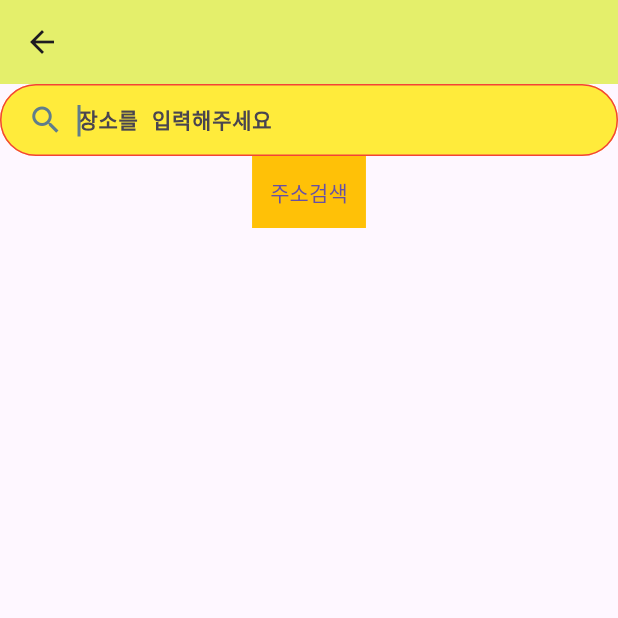
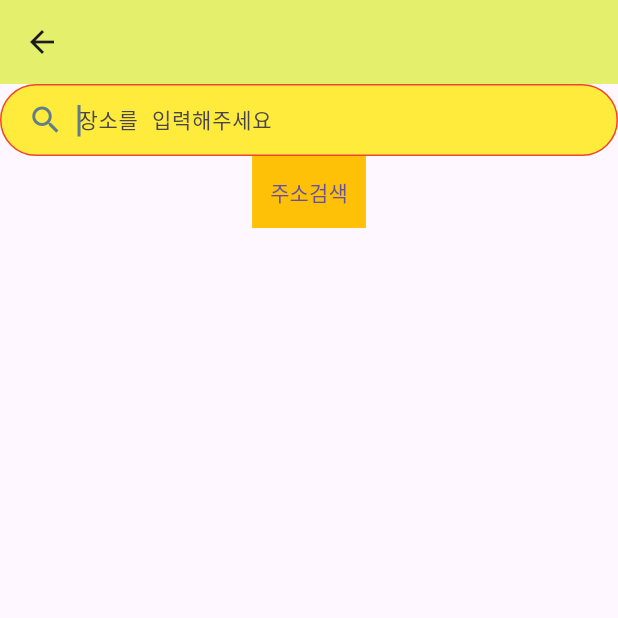
Before and after one commit to minijini/buycott, a Flutter app: the screen it shows after launch, item 2 of the bottom bar chosen, after a tap on "가게등록", on a phone screen of 412 x 824 dp, the top half of it. Run offline on Flutter 3.47's test engine with Material 3 defaults, Android fonts, the phone set to English and light mode, and no system bars; our stand-ins replace banner_carousel, cached_network_image, connectivity_plus, dio, extended_image, firebase_core and 8 more; missing offline and left inert: device_screen_size, flutter_naver_login, flutter_udid, kakao_flutter_sdk, kakao_flutter_sdk_user; accounts and stored records are empty; network calls fail.

Commit message:
design : myProfile 디자인

```diff
--- a/lib/constants/basic_text.dart
+++ b/lib/constants/basic_text.dart
@@ -9,5 +9,6 @@ String? pushtoken;
 String? apptype;
 String? packageName;
 String? deviceId;
+
 bool appUpdateYn = false;
 UserModel? userModel;
--- a/lib/screen/home/home_screen.dart
+++ b/lib/screen/home/home_screen.dart
@@ -6,6 +6,7 @@ import 'package:buycott/widgets/list/main_shop_list_tile.dart';
 import 'package:flutter/material.dart';
 
 import '../../utils/log_util.dart';
+import '../../widgets/style/container.dart';
 import '../../widgets/style/divider.dart';
 
 class HomeScreen extends StatefulWidget {
@@ -31,9 +32,9 @@ class _HomeScreenState extends State<HomeScreen> {
       child: ListView(
         children: [
           _placeSearchBar(),
-          _heightSizeBox(sized_30),
+          heightSizeBox(sized_30),
           _banner(),
-          _heightSizeBox(sized_30),
+          heightSizeBox(sized_30),
           Row(
             crossAxisAlignment: CrossAxisAlignment.center,
             children: [
@@ -41,7 +42,7 @@ class _HomeScreenState extends State<HomeScreen> {
               Icon(Icons.chevron_right)
             ],
           ),
-          _heightSizeBox(sized_10),
+          heightSizeBox(sized_10),
           _todayBuyCott()
 
 
@@ -76,14 +77,15 @@ class _HomeScreenState extends State<HomeScreen> {
         );
   }
 
-  SizedBox _heightSizeBox(double size) => SizedBox(height: size,);
+
 
   Widget _placeSearchBar() {
     return TextField(
+      style: TextStyle(fontSize: 14,fontWeight: FontWeight.normal),
       controller: _searchTextController,
       autofocus: true,
       keyboardType: TextInputType.text,
-      cursorColor: Colors.blueGrey,
+      cursorColor: BasicColor.primary,
       decoration: InputDecoration(
           hintText: "검색어를 입력하세요",
           suffixIcon: Padding(
--- a/lib/states/user_notifier.dart
+++ b/lib/states/user_notifier.dart
@@ -23,6 +23,7 @@ class UserNotifier extends ChangeNotifier{
   final TAG = "UserNotifier";
     // MemberInfo? _memberInfo;
   String? _token ;
+  String? _profileImg;
 
 
   AuthStatus _authStatus = AuthStatus.autologin;
@@ -201,9 +202,17 @@ class UserNotifier extends ChangeNotifier{
       if (result.isSuccess(context)) {
 
         var dataResult = ResultModel.fromJson(result.data);
+        _profileImg = dataResult.signedUrl;
+
+        notifyListeners();
+
         return dataResult.signedUrl;
+
+
       }
     }
+
+
 
     return null;
   }
@@ -326,6 +335,7 @@ class UserNotifier extends ChangeNotifier{
 
 
     String? get token => _token;
+    String? get profileImg => _profileImg;
     AuthStatus get authStatus => _authStatus;
     // MemberInfo? get memberInfo => _memberInfo;
 
--- a/lib/utils/color/basic_color.dart
+++ b/lib/utils/color/basic_color.dart
@@ -5,7 +5,7 @@ class BasicColor{
   static const Color primary2 = Color(0xffAFBE00);
   static const Color yellow = Color(0xffffca66);
   static const Color salmon = Color(0xfffc7b64);
-  static const Color lightgrey = Color(0xffbdbdbd);
+  static const Color lightgrey = Color(0xffECECEC);
   static const Color lightgrey2 = Color(0xfff4f4f4);
   static const Color lightgrey3 = Color(0xfff2f2f2);
   static const Color linegrey = Color(0xffd2d2d2);
--- a/lib/utils/theme/basic_theme.dart
+++ b/lib/utils/theme/basic_theme.dart
@@ -29,6 +29,7 @@ class BasicTheme {
               TextStyle(color: BasicColor.primary, fontSize: 10)),
       textTheme: BasicTextTheme.lightTextTheme,
       inputDecorationTheme: InputDecorationTheme(
+        hintStyle: TextStyle(fontSize: 14,fontWeight: FontWeight.normal),
         filled: true,
         fillColor: Colors.white,
         contentPadding:
--- a/lib/utils/theme/text_theme.dart
+++ b/lib/utils/theme/text_theme.dart
@@ -35,9 +35,14 @@ class BasicTextTheme{
       fontWeight: FontWeight.normal,
       color: Colors.white,
     ),
+    titleMedium: GoogleFonts.notoSans(
+      fontSize: 18.0,
+      fontWeight: FontWeight.bold,
+      color: Colors.black,
+    ),
     titleLarge: GoogleFonts.notoSans(
-      fontSize: 22.0,
-      fontWeight: FontWeight.w600,
+      fontSize: 24.0,
+      fontWeight: FontWeight.bold,
       color: Colors.black,
     ),
   );
--- a/lib/widgets/circle_image.dart
+++ b/lib/widgets/circle_image.dart
@@ -20,7 +20,7 @@ class CircleImage extends StatelessWidget {
     return ClipRRect(
       borderRadius:BorderRadius.circular(10000.0),
       child: CachedNetworkImage(
-        imageUrl: img!=null ?'${Api.baseUrl}$img':'',
+        imageUrl: img!=null ?'$img':'',
         width: size,
         height: size,
         fit: BoxFit.cover,
```
Also changed, not shown: lib/screen/main/main_screen.dart (+6 -1 lines), lib/screen/myprofile/myprofile_screen.dart (added, +120 -0 lines), lib/widgets/style/container.dart (+13 -0 lines).
